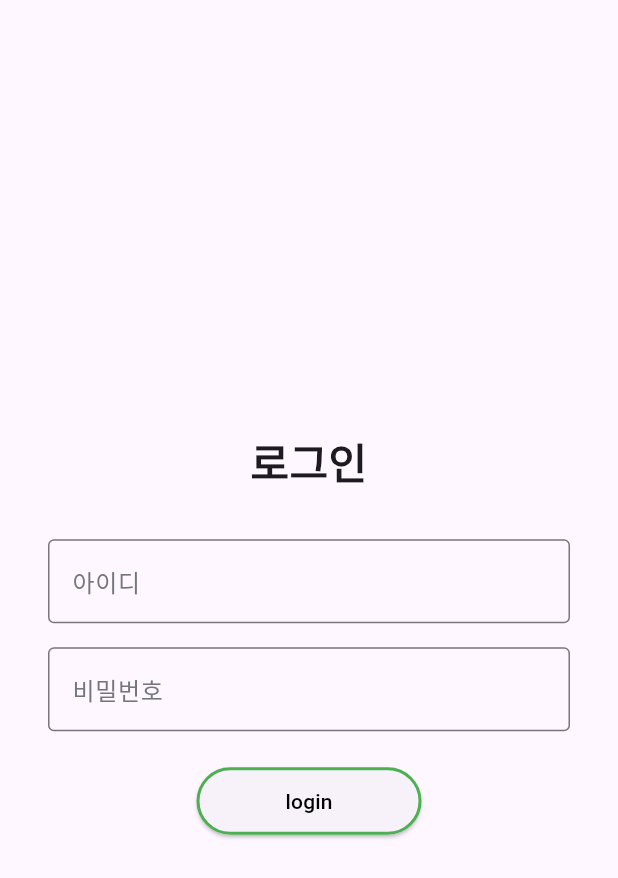
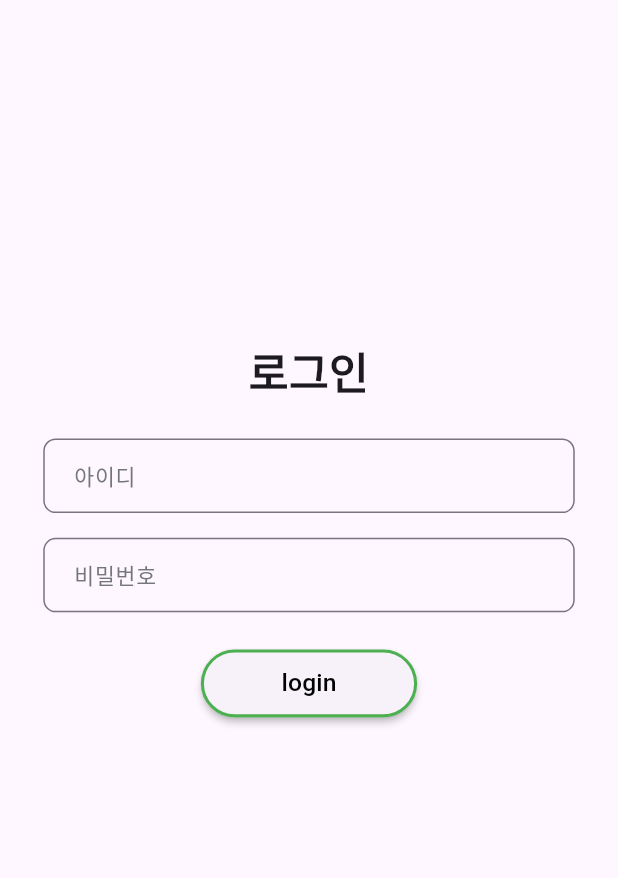
Before and after one commit to elbicuderri/board, a Flutter app: the screen it shows after launch, on a phone screen of 412 x 824 dp. Shown: the top 878 px of the screen. Run offline on Flutter 3.47's test engine with Material 3 defaults, Android fonts, the phone set to English and light mode, and no system bars.

Commit message:
Refactor log_page

```diff
--- a/lib/pages/login_page.dart
+++ b/lib/pages/login_page.dart
@@ -59,93 +59,78 @@ class _LoginPageState extends State<LoginPage> {
 
   @override
   Widget build(BuildContext context) {
+    // Get screen dimensions for responsive layout
+    final Size screenSize = MediaQuery.of(context).size;
+
+    // Calculate padding as percentage of screen size
+    final double horizontalPadding = screenSize.width * 0.07;
+    final double verticalPadding = screenSize.height * 0.025;
+
+    // Calculate UI element sizes as percentage of screen size
+    final double titleSize = screenSize.width * 0.07;
+    final double fieldSpacing = screenSize.height * 0.02;
+    final double topSpacing = screenSize.height * 0.25;
+
     return Scaffold(
       body: SafeArea(
         child: SingleChildScrollView(
           child: Padding(
-            padding: const EdgeInsets.symmetric(vertical: 20, horizontal: 32),
+            padding: EdgeInsets.symmetric(
+              vertical: verticalPadding,
+              horizontal: horizontalPadding,
+            ),
             child: ConstrainedBox(
               constraints: BoxConstraints(
                 minHeight:
                     MediaQuery.of(context).size.height -
                     MediaQuery.of(context).padding.top -
                     MediaQuery.of(context).padding.bottom -
-                    40,
+                    (verticalPadding * 2),
               ),
               child: Column(
-                mainAxisAlignment: MainAxisAlignment.center,
+                mainAxisAlignment: MainAxisAlignment.start,
                 crossAxisAlignment: CrossAxisAlignment.center,
                 children: [
-                  const SizedBox(height: 40),
+                  SizedBox(height: topSpacing),
                   Text(
                     '로그인',
-                    style: TextStyle(fontSize: 28, fontWeight: FontWeight.bold),
+                    style: TextStyle(
+                      fontSize: titleSize.clamp(24.0, 32.0),
+                      fontWeight: FontWeight.bold,
+                    ),
                     textAlign: TextAlign.center,
                   ),
-                  SizedBox(height: 32),
-                  // id text field
-                  TextField(
+                  SizedBox(height: fieldSpacing * 1.5),
+                  // Use the custom IdField widget instead of TextField
+                  IdField(
                     controller: _idController,
                     focusNode: _idFocusNode,
-                    style: TextStyle(
-                      fontWeight:
-                          _idFocusNode.hasFocus
-                              ? FontWeight.bold
-                              : FontWeight.normal,
-                    ),
-                    decoration: InputDecoration(
-                      labelText: '아이디',
-                      labelStyle: TextStyle(color: Color(0xFF747779)),
-                      border: OutlineInputBorder(),
-                      focusedBorder: OutlineInputBorder(
-                        borderSide: BorderSide(color: Colors.black, width: 2.0),
-                      ),
-                    ),
+                    screenSize: screenSize,
                   ),
-                  SizedBox(height: 16),
-                  // password text field
-                  TextField(
+                  SizedBox(height: fieldSpacing),
+                  // Use the custom PasswordField widget
+                  PasswordField(
                     controller: _pwController,
-                    obscureText: true,
-                    decoration: InputDecoration(
-                      labelText: '비밀번호',
-                      labelStyle: TextStyle(color: Color(0xFF747779)),
-                      border: OutlineInputBorder(),
-                      focusedBorder: OutlineInputBorder(
-                        borderSide: BorderSide(color: Colors.black, width: 2.0),
-                      ),
-                    ),
+                    screenSize: screenSize,
                   ),
                   if (_error != null) ...[
-                    SizedBox(height: 16),
+                    SizedBox(height: fieldSpacing),
                     Text(
                       _error!,
-                      style: TextStyle(color: Colors.red),
+                      style: TextStyle(
+                        color: Colors.red,
+                        fontSize: (screenSize.width * 0.035).clamp(12.0, 16.0),
+                      ),
                       textAlign: TextAlign.center,
                     ),
                   ],
-                  SizedBox(height: 24),
-                  // login button
-                  Center(
-                    child: SizedBox(
-                      width: 150,
-                      height: 45,
-                      child: ElevatedButton(
-                        onPressed: _userData == null ? null : _login,
-                        style: ElevatedButton.styleFrom(
-                          side: BorderSide(color: Colors.green, width: 2),
-                          shape: RoundedRectangleBorder(
-                            borderRadius: BorderRadius.circular(32),
-                          ),
-                        ),
-                        child: Text(
-                          'login',
-                          style: TextStyle(color: Colors.black),
-                        ),
-                      ),
-                    ),
+                  SizedBox(height: fieldSpacing * 1.5),
+                  // Use the custom LoginButton widget
+                  LoginButton(
+                    onPressed: _userData == null ? null : _login,
+                    screenSize: screenSize,
+                    text: 'login',
                   ),
-                  SizedBox(height: 20),
                 ],
               ),
             ),
@@ -155,3 +140,141 @@ class _LoginPageState extends State<LoginPage> {
     );
   }
 }
+
+// Custom reusable widget for ID input field
+class IdField extends StatelessWidget {
+  final TextEditingController controller;
+  final FocusNode focusNode;
+  final Size screenSize;
+
+  const IdField({
+    super.key,
+    required this.controller,
+    required this.focusNode,
+    required this.screenSize,
+  });
+
+  @override
+  Widget build(BuildContext context) {
+    return TextField(
+      controller: controller,
+      focusNode: focusNode,
+      style: TextStyle(
+        fontSize: (screenSize.width * 0.04).clamp(14.0, 18.0),
+        fontWeight: focusNode.hasFocus ? FontWeight.bold : FontWeight.normal,
+      ),
+      decoration: InputDecoration(
+        labelText: '아이디',
+        labelStyle: TextStyle(
+          color: Color(0xFF747779),
+          fontSize: (screenSize.width * 0.035).clamp(12.0, 16.0),
+        ),
+        contentPadding: EdgeInsets.symmetric(
+          vertical: screenSize.height * 0.015,
+          horizontal: screenSize.width * 0.04,
+        ),
+        border: OutlineInputBorder(
+          borderRadius: BorderRadius.circular(
+            (screenSize.width * 0.02).clamp(8.0, 16.0),
+          ),
+        ),
+        focusedBorder: OutlineInputBorder(
+          borderRadius: BorderRadius.circular(
+            (screenSize.width * 0.02).clamp(8.0, 16.0),
+          ),
+          borderSide: BorderSide(color: Colors.black, width: 2.0),
+        ),
+      ),
+    );
+  }
+}
+
+// Custom reusable widget for password input field
+class PasswordField extends StatelessWidget {
+  final TextEditingController controller;
+  final Size screenSize;
+
+  const PasswordField({
+    super.key,
+    required this.controller,
+    required this.screenSize,
+  });
+
+  @override
+  Widget build(BuildContext context) {
+    return TextField(
+      controller: controller,
+      obscureText: true,
+      style: TextStyle(fontSize: (screenSize.width * 0.04).clamp(14.0, 18.0)),
+      decoration: InputDecoration(
+        labelText: '비밀번호',
+        labelStyle: TextStyle(
+          color: Color(0xFF747779),
+          fontSize: (screenSize.width * 0.035).clamp(12.0, 16.0),
+        ),
+        contentPadding: EdgeInsets.symmetric(
+          vertical: screenSize.height * 0.015,
+          horizontal: screenSize.width * 0.04,
+        ),
+        border: OutlineInputBorder(
+          borderRadius: BorderRadius.circular(
+            (screenSize.width * 0.02).clamp(8.0, 16.0),
+          ),
+        ),
+        focusedBorder: OutlineInputBorder(
+          borderRadius: BorderRadius.circular(
+            (screenSize.width * 0.02).clamp(8.0, 16.0),
+          ),
+          borderSide: BorderSide(color: Colors.black, width: 2.0),
+        ),
+      ),
+    );
+  }
+}
+
+// Custom reusable widget for login button
+class LoginButton extends StatelessWidget {
+  final VoidCallback? onPressed;
+  final Size screenSize;
+  final String text;
+
+  const LoginButton({
+    super.key,
+    required this.onPressed,
+    required this.screenSize,
+    required this.text,
+  });
+
+  @override
+  Widget build(BuildContext context) {
+    final double buttonWidth = screenSize.width * 0.35;
+    final double buttonHeight = screenSize.height * 0.055;
+    final double buttonRadius = screenSize.width * 0.08;
+
+    return SizedBox(
+      width: buttonWidth.clamp(120.0, 180.0),
+      height: buttonHeight.clamp(40.0, 56.0),
+      child: ElevatedButton(
+        onPressed: onPressed,
+        style: ElevatedButton.styleFrom(
+          elevation: 2,
+          side: BorderSide(
+            color: Colors.green,
+            width: (screenSize.width * 0.005).clamp(1.5, 3.0),
+          ),
+          shape: RoundedRectangleBorder(
+            borderRadius: BorderRadius.circular(buttonRadius.clamp(20.0, 40.0)),
+          ),
+        ),
+        child: Text(
+          text,
+          style: TextStyle(
+            color: Colors.black,
+            fontSize: (screenSize.width * 0.04).clamp(14.0, 18.0),
+            fontWeight: FontWeight.w500,
+          ),
+        ),
+      ),
+    );
+  }
+}
```
